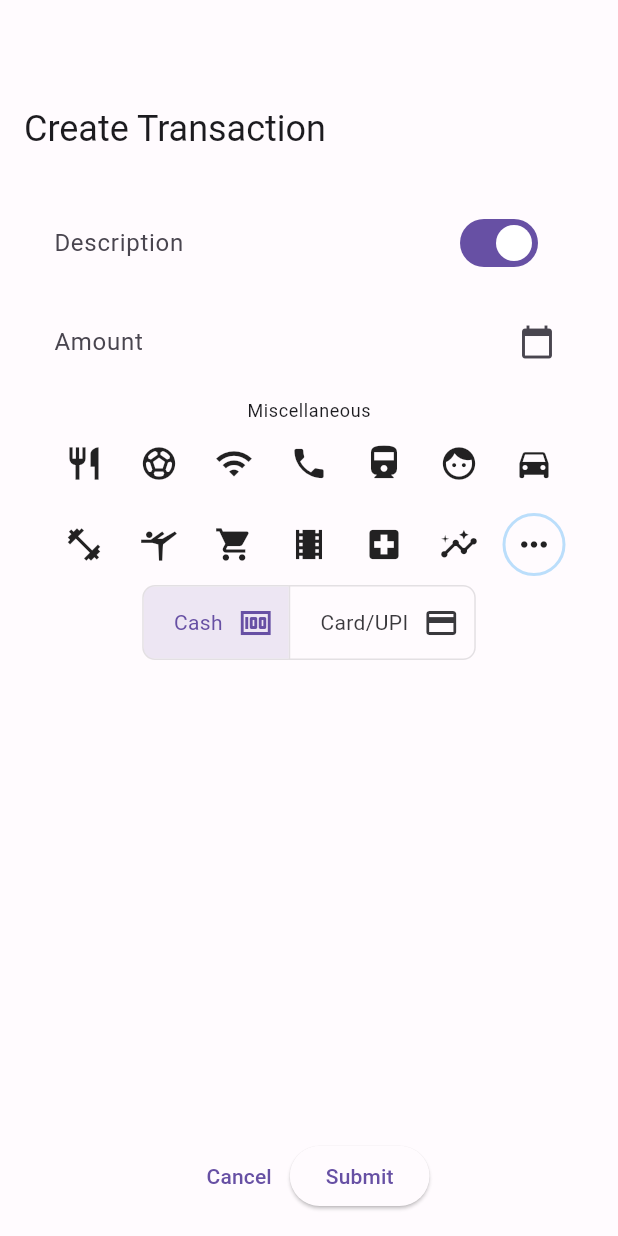
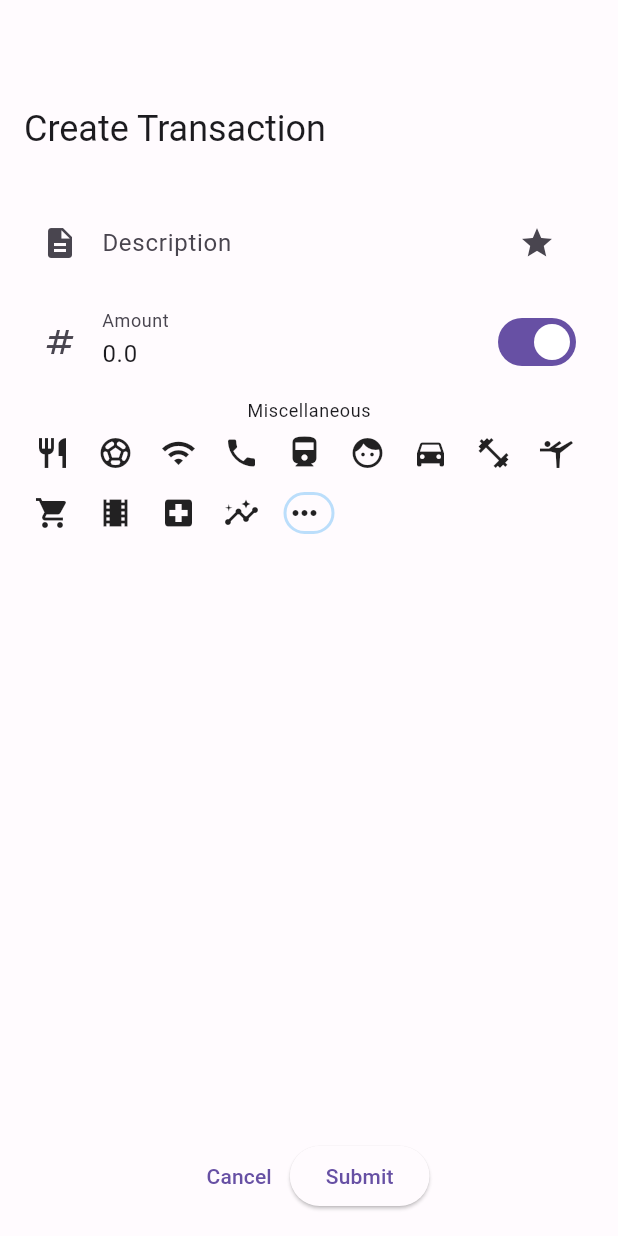
Before and after one commit to ojasvishaklya/expenny-android, a Flutter app: the CreateTransactionScreen screen opened by its route, on a phone screen of 412 x 824 dp. Run offline on Flutter 3.47's test engine with Material 2 defaults, Android fonts, the phone set to English and light mode, and no system bars; our stand-ins replace get, get_storage, google_nav_bar, sqflite; accounts and stored records are empty.

```diff
--- a/lib/controllers/TransactionController.dart
+++ b/lib/controllers/TransactionController.dart
@@ -1,6 +1,5 @@
 import 'package:get/get.dart';
 import 'package:journal/models/Transaction.dart';
-import 'package:journal/service/TransactionService.dart';
 
 import '../repository/TransactionRepository.dart';
 
@@ -24,7 +23,6 @@ class TransactionController extends GetxController {
         return sum;
       });
 
-
   @override
   void onInit() async {
     super.onInit();
@@ -47,7 +45,7 @@ class TransactionController extends GetxController {
   }
 
   void addTransaction(Transaction transaction) async {
-    await transactionRepository.insertTransaction(transaction);
+    transaction.id = await transactionRepository.insertTransaction(transaction);
     transactionList.add(transaction);
     transactionList.refresh();
   }
--- a/lib/repository/TransactionRepository.dart
+++ b/lib/repository/TransactionRepository.dart
@@ -29,8 +29,8 @@ class TransactionRepository {
     );
   }
 
-  Future<void> insertTransaction(Transaction transaction) async {
-    await _database.insert(
+  Future<int> insertTransaction(Transaction transaction) async {
+   return await _database.insert(
       tableName,
       transaction.toMap(),
       conflictAlgorithm: sqflite.ConflictAlgorithm.replace,
--- a/lib/screens/CreateTransactionScreen.dart
+++ b/lib/screens/CreateTransactionScreen.dart
@@ -35,30 +35,22 @@ class _CreateTransactionScreenState extends State<CreateTransactionScreen> {
     });
   }
 
-  InputDecoration textFormFieldDecoration({
-    labelText = 'labelText',
-    icon = Icons.info_outline,
-    hintText = 'hintText',
-  }) {
+  textFormFieldDecoration(
+      {labelText = 'labelText',
+      icon = Icons.info_outline,
+      hintText = 'hintText'}) {
     return InputDecoration(
       labelText: labelText,
       hintText: hintText,
-      // prefixIcon: Icon(icon, color: Colors.blue),
-      contentPadding: EdgeInsets.symmetric(vertical: 16.0, horizontal: 16.0),
-      border: OutlineInputBorder(
-        borderRadius: BorderRadius.all(Radius.circular(8.0)),
-        borderSide: BorderSide.none,
-      ),
-      focusedBorder: OutlineInputBorder(
-        borderRadius: BorderRadius.all(Radius.circular(8.0)),
-      ),
+      prefixIcon: Icon(icon),
+      border: InputBorder.none,
       errorBorder: OutlineInputBorder(
-        borderRadius: BorderRadius.all(Radius.circular(8.0)),
         borderSide: BorderSide(color: Colors.red),
+        borderRadius: BorderRadius.circular(10.0),
       ),
       focusedErrorBorder: OutlineInputBorder(
-        borderRadius: BorderRadius.all(Radius.circular(8.0)),
         borderSide: BorderSide(color: Colors.red),
+        borderRadius: BorderRadius.circular(10.0),
       ),
     );
   }
@@ -94,19 +86,12 @@ class _CreateTransactionScreenState extends State<CreateTransactionScreen> {
                     Row(
                       children: [
                         Expanded(
-                          flex: 2,
+                          flex: 4,
                           child: buildDescriptionInput(),
                         ),
                         Expanded(
                           flex: 1,
-                          child:                                 Switch(
-                            value: _transaction.isExpense,
-                            onChanged: (value) {
-                              setState(() {
-                                _transaction.isExpense = value;
-                              });
-                            },
-                          ),
+                          child: buildIsStarredInput(),
                         ),
                       ],
                     ),
@@ -121,17 +106,20 @@ class _CreateTransactionScreenState extends State<CreateTransactionScreen> {
                         ),
                         Expanded(
                           flex: 1,
-                          child: buildDatePicker(context),
+                          child: buildIsExpenseInput(),
                         ),
                       ],
                     ),
+
                     SizedBox(
                       height: 10,
                     ),
                     TagSelectorWidget(
                       updateTransactionTag: updateTransactionTag,
                     ),
-                    buildPaymentMethodInput(),
+                    SizedBox(
+                      height: 10,
+                    ),
                   ],
                 ),
               ),
@@ -158,6 +146,31 @@ class _CreateTransactionScreenState extends State<CreateTransactionScreen> {
           ],
         ),
       ),
+    );
+  }
+
+  IconButton buildIsStarredInput() {
+    return IconButton(
+      icon: Icon(
+        Icons.star,
+        color: _transaction.isStarred ? Colors.amber : null,
+      ),
+      onPressed: () {
+        setState(() {
+          _transaction.isStarred = !_transaction.isStarred;
+        });
+      },
+    );
+  }
+
+  Switch buildIsExpenseInput() {
+    return Switch(
+      value: _transaction.isExpense,
+      onChanged: (value) {
+        setState(() {
+          _transaction.isExpense = value;
+        });
+      },
     );
   }
 
@@ -188,8 +201,9 @@ class _CreateTransactionScreenState extends State<CreateTransactionScreen> {
 
   TextFormField buildDescriptionInput() {
     return TextFormField(
+      initialValue: _transaction.description,
       decoration: textFormFieldDecoration(
-          labelText: 'Description', hintText: 'Transaction description'),
+          labelText: 'Description', hintText: 'Transaction description',icon: Icons.description),
       validator: (value) {
         if (value == null || value.isEmpty) {
           return 'Please enter a description';
@@ -208,8 +222,9 @@ class _CreateTransactionScreenState extends State<CreateTransactionScreen> {
 
   TextFormField buildAmountInput() {
     return TextFormField(
+      initialValue: _transaction.amount.toString(),
       decoration: textFormFieldDecoration(
-          labelText: 'Amount', hintText: 'Transaction amount'),
+          labelText: 'Amount', hintText: 'Transaction amount',icon: Icons.numbers),
       keyboardType: TextInputType.number,
       validator: (value) {
         if (value == null || value.isEmpty) {
--- a/lib/widgets/TagSelectorWidget.dart
+++ b/lib/widgets/TagSelectorWidget.dart
@@ -18,6 +18,7 @@ class _TagSelectorWidgetState extends State<TagSelectorWidget> {
   @override
   Widget build(BuildContext context) {
     return Column(
+      mainAxisAlignment: MainAxisAlignment.start,
       children: [
         Center(
           child: Text(
@@ -44,7 +45,7 @@ class _TagSelectorWidgetState extends State<TagSelectorWidget> {
               },
               child: Container(
                 margin: EdgeInsets.symmetric(vertical: 6),
-                padding: EdgeInsets.all(6),
+                padding: EdgeInsets.only(right: 6),
                 decoration: BoxDecoration(
                   border: Border.all(
                     color: isSelected
@@ -58,7 +59,7 @@ class _TagSelectorWidgetState extends State<TagSelectorWidget> {
                 ),
                 child: Icon(
                   icon,
-                  size: 26,
+                  // size: 26,
                 ),
               ),
             );
```
Also changed, not shown: lib/models/Transaction.dart (+28 -1 lines), lib/widgets/TransactionCard.dart (+47 -3 lines), 1 other file.
